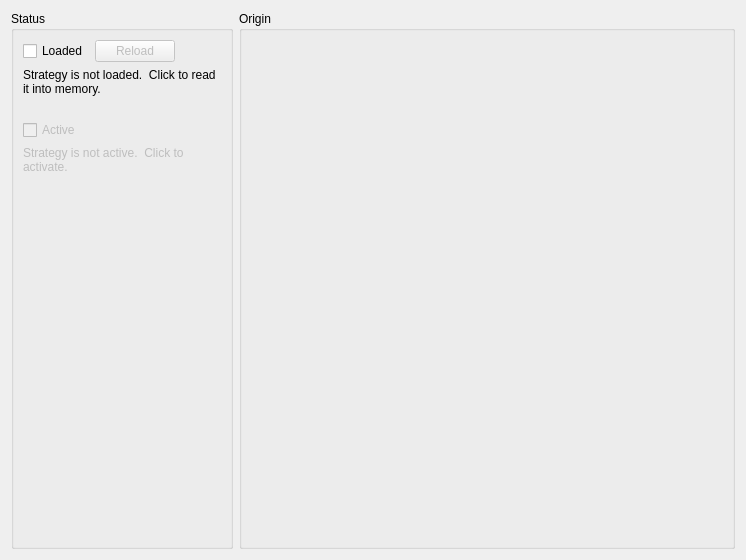
Above: profit/workbench/widgets/ui_strategydisplay.ui from hpsilva/profitpy before the change. Below: the same form after it.
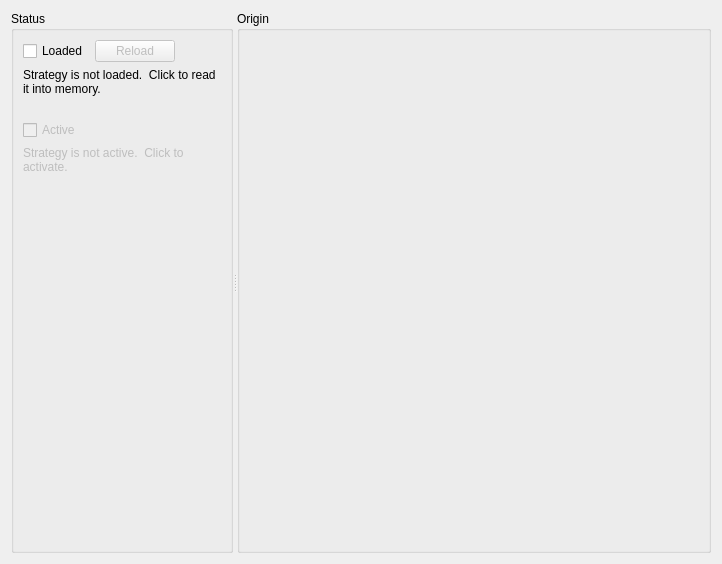
That is the form after the change. Icons and pictures are not drawn. Custom widgets are drawn as their Qt base class.

Commit message: Work in progress cleanup of the callable select compound widget.

The edit to the form file:
```diff
--- a/profit/workbench/widgets/ui_strategydisplay.ui
+++ b/profit/workbench/widgets/ui_strategydisplay.ui
@@ -5,15 +5,19 @@
    <rect>
     <x>0</x>
     <y>0</y>
-    <width>746</width>
-    <height>560</height>
+    <width>722</width>
+    <height>564</height>
    </rect>
   </property>
   <property name="windowTitle" >
    <string>Strategy Display</string>
   </property>
-  <layout class="QHBoxLayout" name="horizontalLayout" >
+  <layout class="QVBoxLayout" name="verticalLayout" >
    <item>
+    <widget class="QSplitter" name="splitter" >
+     <property name="orientation" >
+      <enum>Qt::Horizontal</enum>
+     </property>
     <widget class="QGroupBox" name="statusGroup" >
      <property name="sizePolicy" >
       <sizepolicy vsizetype="Minimum" hsizetype="Preferred" >
@@ -157,8 +161,6 @@
       </item>
      </layout>
     </widget>
-   </item>
-   <item>
     <widget class="QGroupBox" name="originGroup" >
      <property name="sizePolicy" >
       <sizepolicy vsizetype="Expanding" hsizetype="Preferred" >
@@ -190,6 +192,7 @@
        </widget>
       </item>
      </layout>
+     </widget>
     </widget>
    </item>
   </layout>
```
Lines whose indentation alone changed are shown as unchanged. The commit also changes 7 other files.
